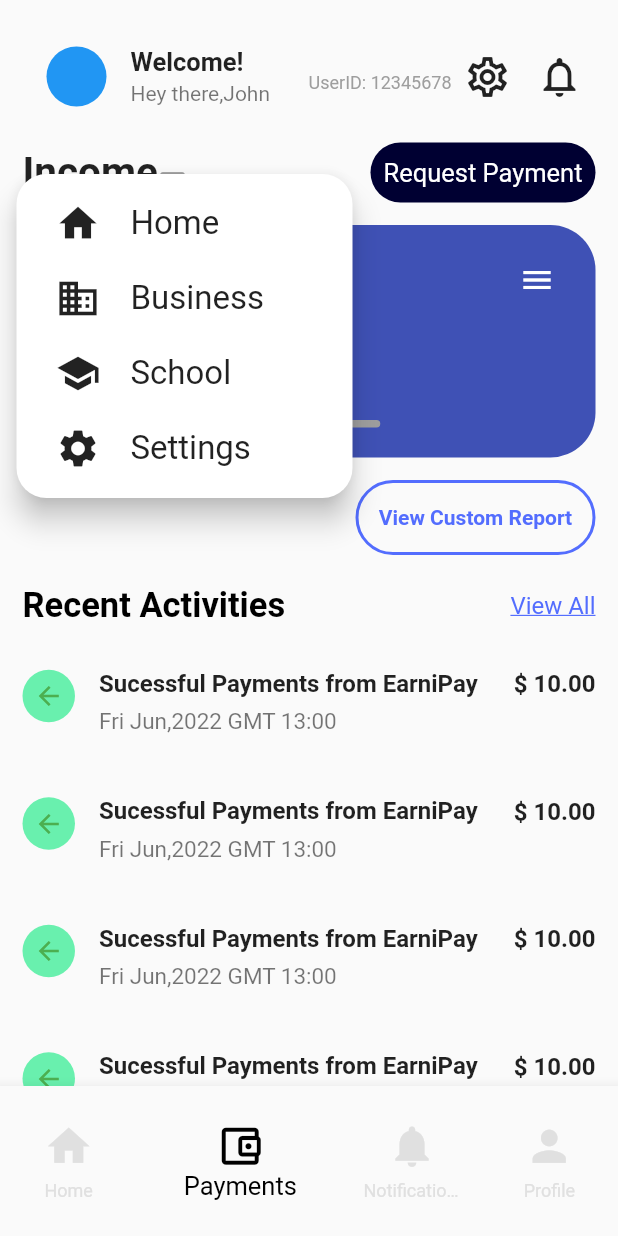
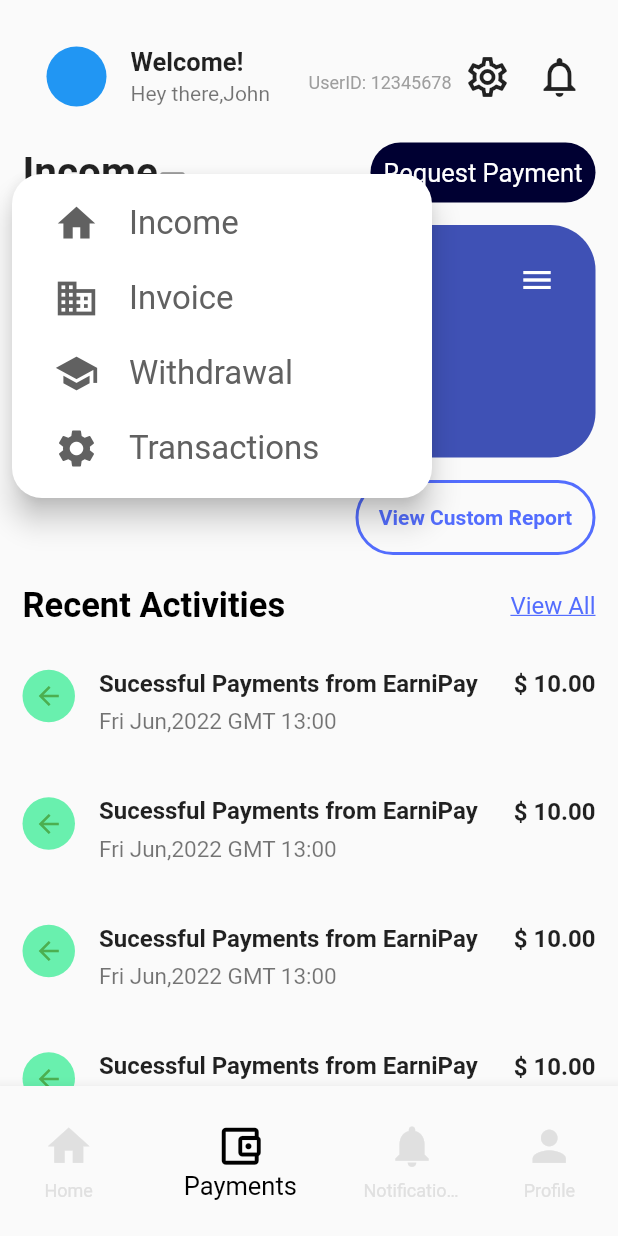
Before and after one commit to Juwonlo/WorkPage, a Flutter app: the screen it shows after launch, item 2 of the bottom bar chosen, after a tap on the "account balance wallet" icon, on a phone screen of 412 x 824 dp. Run offline on Flutter 3.47's test engine with Material 2 defaults, Android fonts, the phone set to English and light mode, and no system bars.

Commit message:
Add some features

```diff
--- a/lib/inComepage.dart
+++ b/lib/inComepage.dart
@@ -20,10 +20,10 @@ class _DropdownWidgetState extends State<DropdownWidget> {
   DropdownItem? selectedItem;
 
   List<DropdownItem> dropdownItems = [
-    DropdownItem(icon: Icons.home, text: 'Home'),
-    DropdownItem(icon: Icons.business, text: 'Business'),
-    DropdownItem(icon: Icons.school, text: 'School'),
-    DropdownItem(icon: Icons.settings, text: 'Settings'),
+    DropdownItem(icon: Icons.home, text: 'Income'),
+    DropdownItem(icon: Icons.business, text: 'Invoice'),
+    DropdownItem(icon: Icons.school, text: 'Withdrawal'),
+    DropdownItem(icon: Icons.settings, text: 'Transactions'),
   ];
 
   @override
@@ -60,26 +60,26 @@ class _DropdownWidgetState extends State<DropdownWidget> {
                     selectedItem = item;
                   });
                 },
-                offset: Offset(-80, 17),
+                offset: Offset(-88, 17),
                 itemBuilder: (BuildContext context) {
                   return dropdownItems.map((DropdownItem item) {
                     return PopupMenuItem<DropdownItem>(
                       value: item,
                       child: Container(
-                        width: 180,
+                        width: 210,
                         height: 50,
                         decoration: BoxDecoration(
                           borderRadius: BorderRadius.circular(10),
                           border: Border.all(
-                            color: selectedItem == item ? Colors.black : Colors.transparent,
+                            color: selectedItem == item ? Colors.indigoAccent : Colors.transparent,
                             width: 2.0,
                           ),
                         ),
-                        padding: EdgeInsets.all(8),
+                        padding: EdgeInsets.only(left: 10, right: 5),
                         child: Row(
                           children: [
                             Icon(
-                                item.icon, color: selectedItem == item ? Colors.blue : null,
+                                item.icon, color: selectedItem == item ? Colors.indigoAccent : Colors.grey[700],
                               size: 30,
                             ),
                             SizedBox(width: 20.0),
@@ -87,7 +87,7 @@ class _DropdownWidgetState extends State<DropdownWidget> {
                               item.text,
                               style: TextStyle(
                                 fontSize: 22,
-                                color: selectedItem == item ? Colors.blue : null,
+                                color: selectedItem == item ? Colors.indigoAccent : Colors.grey[700],
                                 fontWeight: selectedItem == item ? FontWeight.bold : null,
                               ),
                             ),
```
Also changed, not shown: 1 other file.
